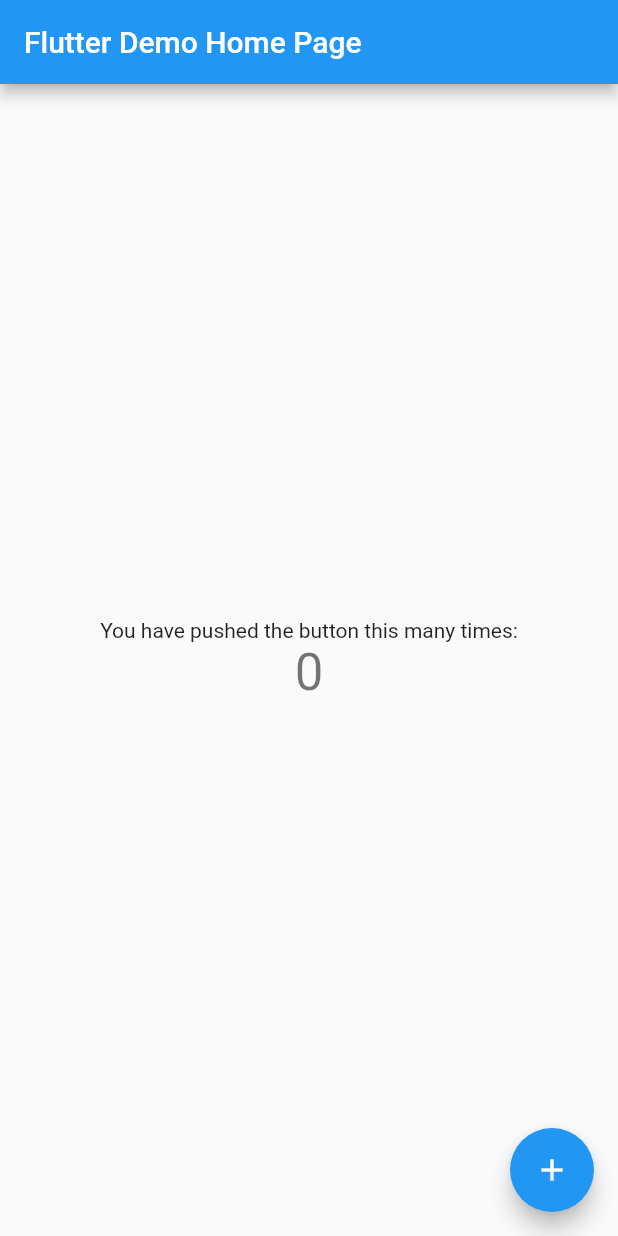
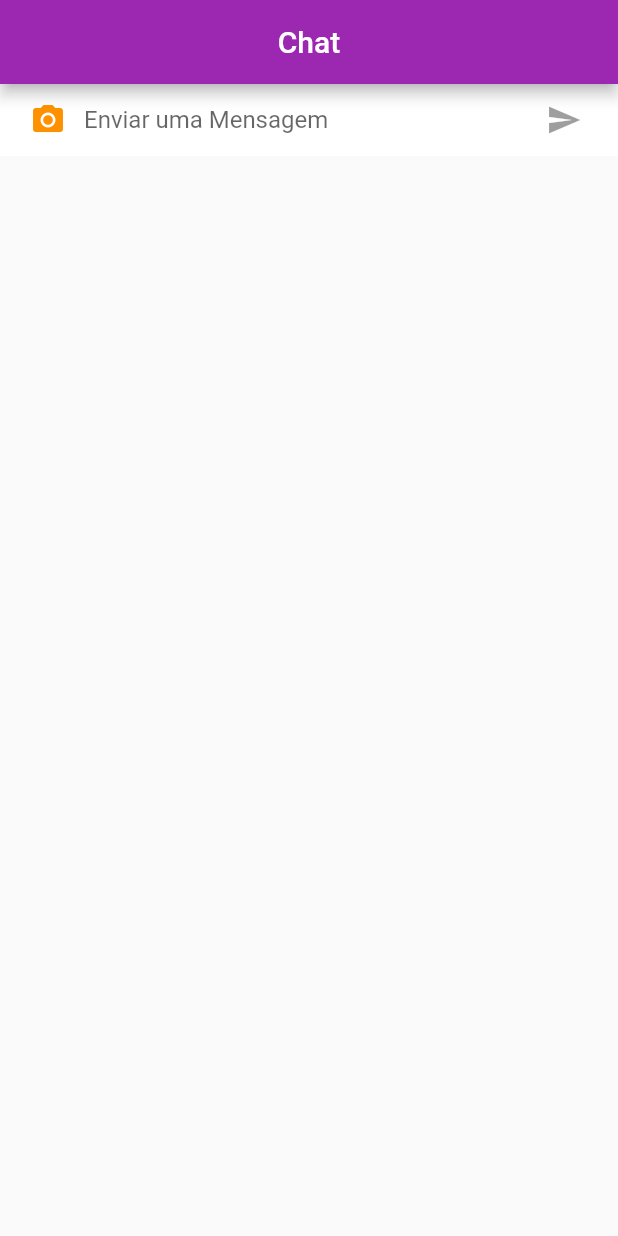
Before and after one commit to Victor-Ochoa/chat_app_flutter, a Flutter app: the screen it shows after launch, on a phone screen of 412 x 824 dp. Run offline on Flutter 3.47's test engine with Material 2 defaults, Android fonts, the phone set to English and light mode, and no system bars.

Commit message:
projeto e criação dos itens de ação

```diff
--- a/lib/main.dart
+++ b/lib/main.dart
@@ -1,111 +1,29 @@
+import 'package:chat_app/ui/chat_screen.dart';
 import 'package:flutter/material.dart';
 
-void main() => runApp(MyApp());
+void main() {
+  runApp(MyApp());
+}
+
+final kIOSTheme = ThemeData(
+    primarySwatch: Colors.orange,
+    primaryColor: Colors.grey[100],
+    primaryColorBrightness: Brightness.light);
+
+final kdefaultTheme = ThemeData(
+    primarySwatch: Colors.purple, accentColor: Colors.orangeAccent[400]);
 
 class MyApp extends StatelessWidget {
   // This widget is the root of your application.
   @override
   Widget build(BuildContext context) {
     return MaterialApp(
-      title: 'Flutter Demo',
-      theme: ThemeData(
-        // This is the theme of your application.
-        //
-        // Try running your application with "flutter run". You'll see the
-        // application has a blue toolbar. Then, without quitting the app, try
-        // changing the primarySwatch below to Colors.green and then invoke
-        // "hot reload" (press "r" in the console where you ran "flutter run",
-        // or simply save your changes to "hot reload" in a Flutter IDE).
-        // Notice that the counter didn't reset back to zero; the application
-        // is not restarted.
-        primarySwatch: Colors.blue,
-      ),
-      home: MyHomePage(title: 'Flutter Demo Home Page'),
+      debugShowCheckedModeBanner: false,
+      title: 'Chat Online',
+      theme: Theme.of(context).platform == TargetPlatform.iOS
+          ? kIOSTheme
+          : kdefaultTheme,
+      home: ChatScreen(),
     );
   }
 }
-
-class MyHomePage extends StatefulWidget {
-  MyHomePage({Key key, this.title}) : super(key: key);
-
-  // This widget is the home page of your application. It is stateful, meaning
-  // that it has a State object (defined below) that contains fields that affect
-  // how it looks.
-
-  // This class is the configuration for the state. It holds the values (in this
-  // case the title) provided by the parent (in this case the App widget) and
-  // used by the build method of the State. Fields in a Widget subclass are
-  // always marked "final".
-
-  final String title;
-
-  @override
-  _MyHomePageState createState() => _MyHomePageState();
-}
-
-class _MyHomePageState extends State<MyHomePage> {
-  int _counter = 0;
-
-  void _incrementCounter() {
-    setState(() {
-      // This call to setState tells the Flutter framework that something has
-      // changed in this State, which causes it to rerun the build method below
-      // so that the display can reflect the updated values. If we changed
-      // _counter without calling setState(), then the build method would not be
-      // called again, and so nothing would appear to happen.
-      _counter++;
-    });
-  }
-
-  @override
-  Widget build(BuildContext context) {
-    // This method is rerun every time setState is called, for instance as done
-    // by the _incrementCounter method above.
-    //
-    // The Flutter framework has been optimized to make rerunning build methods
-    // fast, so that you can just rebuild anything that needs updating rather
-    // than having to individually change instances of widgets.
-    return Scaffold(
-      appBar: AppBar(
-        // Here we take the value from the MyHomePage object that was created by
-        // the App.build method, and use it to set our appbar title.
-        title: Text(widget.title),
-      ),
-      body: Center(
-        // Center is a layout widget. It takes a single child and positions it
-        // in the middle of the parent.
-        child: Column(
-          // Column is also layout widget. It takes a list of children and
-          // arranges them vertically. By default, it sizes itself to fit its
-          // children horizontally, and tries to be as tall as its parent.
-          //
-          // Invoke "debug painting" (press "p" in the console, choose the
-          // "Toggle Debug Paint" action from the Flutter Inspector in Android
-          // Studio, or the "Toggle Debug Paint" command in Visual Studio Code)
-          // to see the wireframe for each widget.
-          //
-          // Column has various properties to control how it sizes itself and
-          // how it positions its children. Here we use mainAxisAlignment to
-          // center the children vertically; the main axis here is the vertical
-          // axis because Columns are vertical (the cross axis would be
-          // horizontal).
-          mainAxisAlignment: MainAxisAlignment.center,
-          children: <Widget>[
-            Text(
-              'You have pushed the button this many times:',
-            ),
-            Text(
-              '$_counter',
-              style: Theme.of(context).textTheme.display1,
-            ),
-          ],
-        ),
-      ),
-      floatingActionButton: FloatingActionButton(
-        onPressed: _incrementCounter,
-        tooltip: 'Increment',
-        child: Icon(Icons.add),
-      ), // This trailing comma makes auto-formatting nicer for build methods.
-    );
-  }
-}
--- /dev/null
+++ b/lib/ui/chat_screen.dart
@@ -0,0 +1,88 @@
+import 'package:flutter/cupertino.dart';
+import 'package:flutter/material.dart';
+
+class ChatScreen extends StatefulWidget {
+  @override
+  _ChatScreenState createState() => _ChatScreenState();
+}
+
+class _ChatScreenState extends State<ChatScreen> {
+  @override
+  Widget build(BuildContext context) {
+    return SafeArea(
+      bottom: true,
+      top: true,
+      child: Scaffold(
+        appBar: AppBar(
+          title: Text("Chat"),
+          centerTitle: true,
+          elevation: Theme.of(context).platform == TargetPlatform.iOS ? 0 : 4,
+        ),
+        body: Column(
+          children: <Widget>[
+            Container(
+              decoration: BoxDecoration(color: Theme.of(context).cardColor),
+              child: TextComposer(),
+            )
+          ],
+        ),
+      ),
+    );
+  }
+}
+
+class TextComposer extends StatefulWidget {
+  @override
+  _TextComposerState createState() => _TextComposerState();
+}
+
+class _TextComposerState extends State<TextComposer> {
+  bool _isComposing = false;
+
+  @override
+  Widget build(BuildContext context) {
+    return IconTheme(
+      data: IconThemeData(color: Theme.of(context).accentColor),
+      child: Container(
+        margin: const EdgeInsets.symmetric(horizontal: 8),
+        decoration: Theme.of(context).platform == TargetPlatform.iOS
+            ? BoxDecoration(
+                border: Border(top: BorderSide(color: Colors.green[200])))
+            : null,
+        child: Row(
+          children: <Widget>[
+            Container(
+              child: IconButton(
+                icon: Icon(Icons.photo_camera),
+                onPressed: () {},
+              ),
+            ),
+            Expanded(
+              child: TextField(
+                onChanged: (text) {
+                  setState(() {
+                    _isComposing = !(text == null || text.isEmpty);
+                  });
+                },
+                decoration:
+                    InputDecoration.collapsed(hintText: "Enviar uma Mensagem"),
+              ),
+            ),
+            Container(
+              margin: const EdgeInsets.symmetric(horizontal: 4),
+              child: Theme.of(context).platform == TargetPlatform.iOS
+                  ? CupertinoButton(
+                      child: Text("Enviar"),
+                      onPressed: _isComposing ? () {} : null,
+                    )
+                  : IconButton(
+                      onPressed: _isComposing ? () {} : null,
+                      icon: Icon(Icons.send),
+                    ),
+            )
+          ],
+        ),
+      ),
+    );
+  }
+}
--- a/pubspec.yaml
+++ b/pubspec.yaml
@@ -23,6 +23,11 @@ dependencies:
   # The following adds the Cupertino Icons font to your application.
   # Use with the CupertinoIcons class for iOS style icons.
   cupertino_icons: ^0.1.2
+  cloud_firestore: ^0.11.0+2
+  google_sign_in: ^4.0.1+3
+  firebase_auth: ^0.11.1
+  firebase_storage: ^3.0.0
+  image_picker: ^0.6.0+3
 
 dev_dependencies:
   flutter_test:
```
Also changed, not shown: pubspec.lock, 4 other files.
